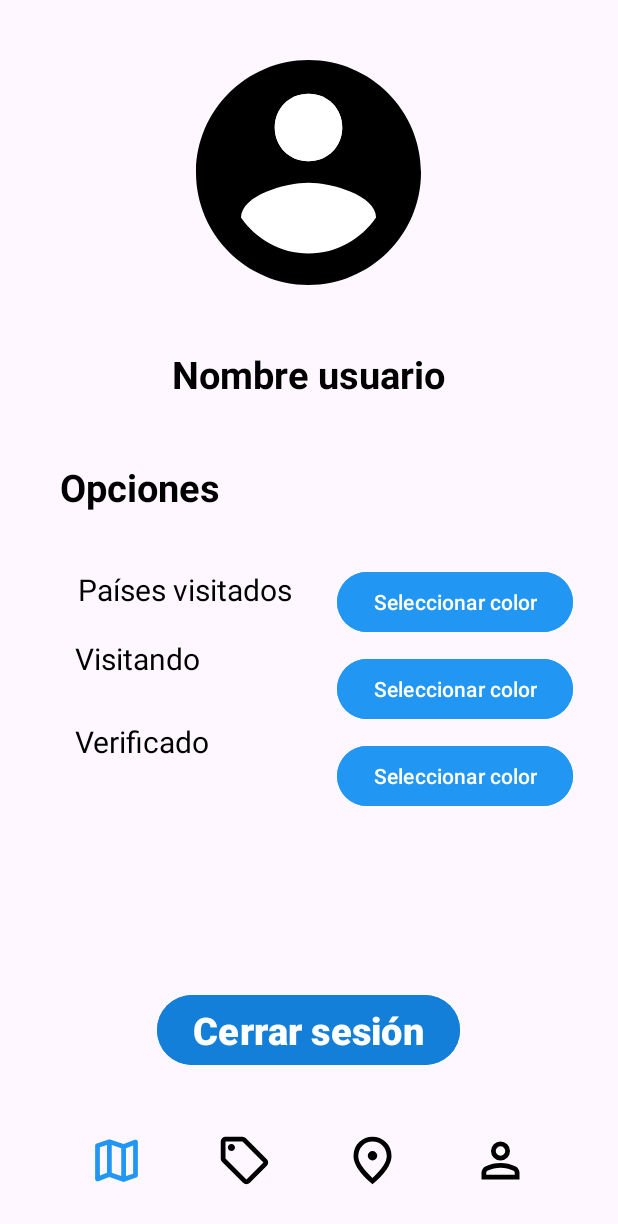
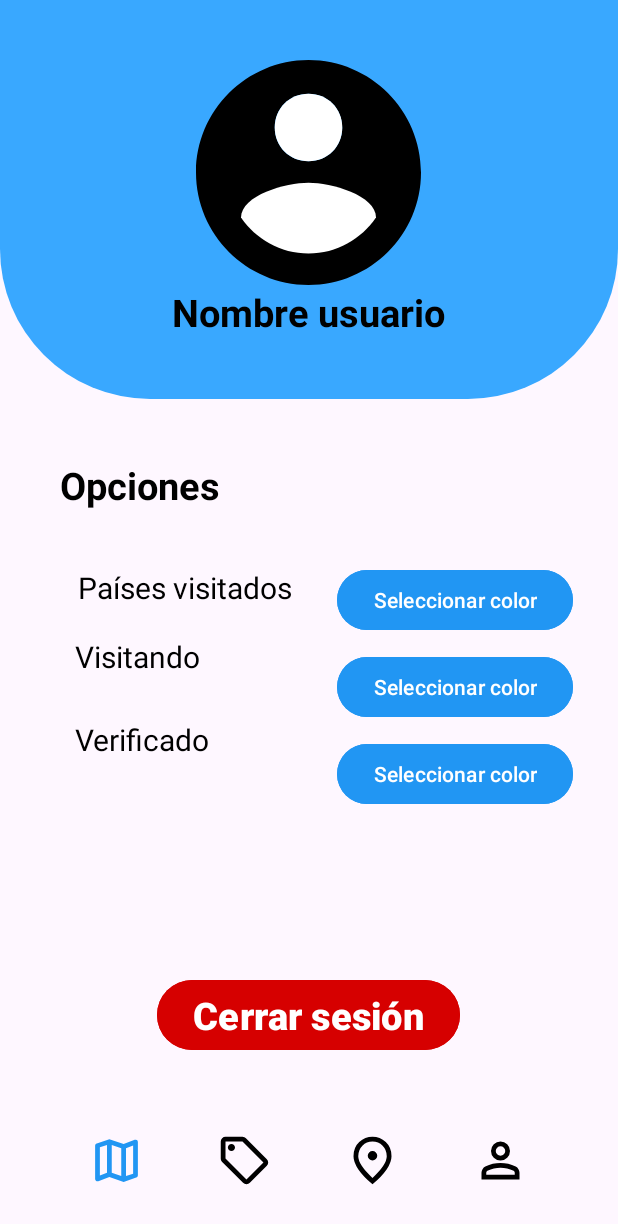
Before and after one commit to jindaardam1/TravelTracker, an Android app: the fragment PerfilFragment placed in its activity, on a phone screen of 412 x 824 dp. Shown: the top 1224 px of the screen. Run offline under Robolectric (Android 15) with nearby library versions, the phone set to English and light mode, and no system bars; our stand-ins replace Room's generated code.

Commit message:
Cambios en pantalla de perfil restaurados

```diff
--- a/app/src/main/res/layout/fragment_perfil.xml
+++ b/app/src/main/res/layout/fragment_perfil.xml
@@ -8,27 +8,34 @@
     app:layoutDescription="@xml/activity_perfil_scene"
     tools:context=".PerfilFragment">
 
+    <LinearLayout
+        android:id="@+id/layoutArriba"
+        android:layout_width="match_parent"
+        android:layout_height="wrap_content"
+        android:layout_alignParentTop="true"
+        android:layout_centerInParent="true"
+        android:background="@drawable/fondo_perfil"
+        android:gravity="center"
+        android:orientation="vertical"
+        android:padding="20dp">
+
         <ImageView
-        android:layout_marginRight="30dp"
             android:id="@+id/imageView2"
             android:layout_width="150dp"
             android:layout_height="150dp"
-        android:layout_centerHorizontal="true"
-        android:layout_marginTop="40dp"
+            android:layout_marginTop="20dp"
             android:src="@drawable/icono_perfil" />
 
         <TextView
             android:id="@+id/nombreUsuario"
             android:layout_width="250dp"
             android:layout_height="36dp"
-        android:layout_centerHorizontal="true"
-        android:layout_below="@id/imageView2"
-        android:layout_marginTop="41dp"
+            android:layout_marginBottom="20dp"
             android:gravity="center"
             android:text="Nombre usuario"
             android:textSize="25sp"
-        android:textStyle="bold"
-        />
+            android:textStyle="bold" />
+    </LinearLayout>
 
     <Button
         android:id="@+id/Cerrar_sesion"
@@ -36,8 +43,8 @@
         android:layout_height="wrap_content"
         android:layout_alignParentBottom="true"
         android:layout_centerInParent="true"
-        android:layout_marginBottom="10dp"
-        android:backgroundTint="@color/blue"
+        android:layout_marginBottom="20dp"
+        android:backgroundTint="@color/darkred"
         android:gravity="center"
         android:text="Cerrar sesión"
         android:textSize="25sp"
@@ -49,7 +56,7 @@
         android:layout_height="wrap_content"
         android:text="Opciones"
         android:textSize="25dp"
-        android:layout_below="@id/nombreUsuario"
+        android:layout_below="@id/layoutArriba"
         android:layout_marginTop="40dp"
         android:layout_marginLeft="40dp"
         android:textStyle="bold"
```
Lines whose indentation alone changed are shown as unchanged.
